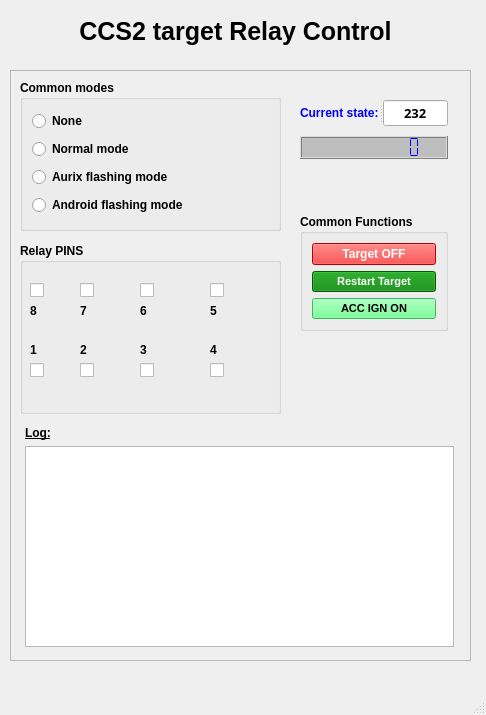
Before: the Qt Designer form relayControl/relay_control.ui in dthieu/Python, drawn with Qt 5.
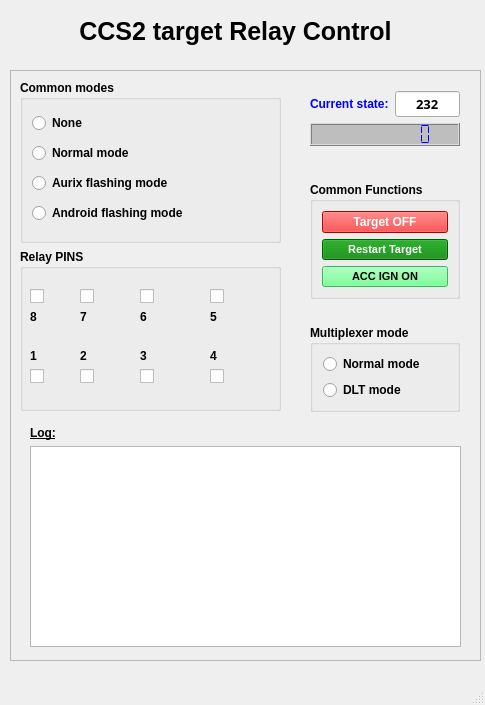
After: the same form once the commit is applied. Icons and pictures are not drawn.

The edit to the form file:
```diff
--- a/relayControl/relay_control.ui
+++ b/relayControl/relay_control.ui
@@ -6,8 +6,8 @@
    <rect>
     <x>0</x>
     <y>0</y>
-    <width>486</width>
-    <height>715</height>
+    <width>485</width>
+    <height>705</height>
    </rect>
   </property>
   <property name="windowTitle">
@@ -46,7 +46,7 @@
      <rect>
       <x>10</x>
       <y>70</y>
-      <width>461</width>
+      <width>471</width>
       <height>591</height>
      </rect>
     </property>
@@ -61,15 +61,64 @@
     <property name="frameShadow">
      <enum>QFrame::Raised</enum>
     </property>
+    <widget class="QWidget" name="layoutWidget">
+     <property name="geometry">
+      <rect>
+       <x>10</x>
+       <y>351</y>
+       <width>451</width>
+       <height>231</height>
+      </rect>
+     </property>
+     <layout class="QVBoxLayout" name="verticalLayout_5">
+      <property name="leftMargin">
+       <number>10</number>
+      </property>
+      <property name="topMargin">
+       <number>5</number>
+      </property>
+      <property name="rightMargin">
+       <number>10</number>
+      </property>
+      <property name="bottomMargin">
+       <number>5</number>
+      </property>
+      <item>
+       <widget class="QLabel" name="label_7">
+        <property name="font">
+         <font>
+          <pointsize>9</pointsize>
+          <weight>75</weight>
+          <bold>true</bold>
+          <underline>true</underline>
+         </font>
+        </property>
+        <property name="text">
+         <string>Log:</string>
+        </property>
+       </widget>
+      </item>
+      <item>
+       <layout class="QHBoxLayout" name="horizontalLayout">
+        <item>
+         <widget class="QPlainTextEdit" name="txtLog"/>
+        </item>
+       </layout>
+      </item>
+     </layout>
+    </widget>
+    <widget class="QWidget" name="">
+     <property name="geometry">
+      <rect>
+       <x>10</x>
+       <y>10</y>
+       <width>261</width>
+       <height>331</height>
+      </rect>
+     </property>
+     <layout class="QVBoxLayout" name="verticalLayout_14">
+      <item>
     <widget class="QGroupBox" name="groupBox">
-     <property name="geometry">
-      <rect>
-       <x>10</x>
-       <y>10</y>
-       <width>261</width>
-       <height>151</height>
-      </rect>
-     </property>
      <property name="font">
       <font>
        <pointsize>9</pointsize>
@@ -111,15 +160,9 @@
       </item>
      </layout>
     </widget>
+      </item>
+      <item>
     <widget class="QGroupBox" name="groupBox_3">
-     <property name="geometry">
-      <rect>
-       <x>10</x>
-       <y>173</y>
-       <width>261</width>
-       <height>171</height>
-      </rect>
-     </property>
      <property name="font">
       <font>
        <pointsize>9</pointsize>
@@ -461,68 +504,19 @@
       </layout>
      </widget>
     </widget>
-    <widget class="QWidget" name="layoutWidget">
-     <property name="geometry">
-      <rect>
-       <x>10</x>
-       <y>351</y>
-       <width>439</width>
-       <height>231</height>
-      </rect>
-     </property>
-     <layout class="QVBoxLayout" name="verticalLayout_5">
-      <property name="leftMargin">
-       <number>5</number>
-      </property>
-      <property name="topMargin">
-       <number>5</number>
-      </property>
-      <property name="rightMargin">
-       <number>5</number>
-      </property>
-      <property name="bottomMargin">
-       <number>5</number>
-      </property>
-      <item>
-       <widget class="QLabel" name="label_7">
-        <property name="font">
-         <font>
-          <pointsize>9</pointsize>
-          <weight>75</weight>
-          <bold>true</bold>
-          <underline>true</underline>
-         </font>
-        </property>
-        <property name="text">
-         <string>Log:</string>
-        </property>
-       </widget>
-      </item>
-      <item>
-       <layout class="QHBoxLayout" name="horizontalLayout">
-        <item>
-         <widget class="QPlainTextEdit" name="txtLog"/>
-        </item>
-       </layout>
       </item>
      </layout>
     </widget>
     <widget class="QWidget" name="">
      <property name="geometry">
       <rect>
-       <x>280</x>
-       <y>20</y>
-       <width>168</width>
-       <height>251</height>
+       <x>290</x>
+       <y>11</y>
+       <width>170</width>
+       <height>331</height>
       </rect>
      </property>
-     <layout class="QVBoxLayout" name="verticalLayout_6" stretch="0,0,0,0">
-      <property name="spacing">
-       <number>10</number>
-      </property>
-      <property name="sizeConstraint">
-       <enum>QLayout::SetDefaultConstraint</enum>
-      </property>
+     <layout class="QVBoxLayout" name="verticalLayout_6">
       <property name="leftMargin">
        <number>10</number>
       </property>
@@ -533,13 +527,11 @@
        <number>10</number>
       </property>
       <property name="bottomMargin">
-       <number>10</number>
+       <number>0</number>
       </property>
       <item>
-       <widget class="QSplitter" name="splitter">
-        <property name="orientation">
-         <enum>Qt::Horizontal</enum>
-        </property>
+       <layout class="QHBoxLayout" name="horizontalLayout_2">
+        <item>
         <widget class="QLabel" name="label_2">
          <property name="font">
           <font>
@@ -555,6 +547,8 @@
           <string>Current state:</string>
          </property>
         </widget>
+        </item>
+        <item>
         <widget class="QLineEdit" name="txtCurrentState">
          <property name="enabled">
           <bool>true</bool>
@@ -580,10 +574,14 @@
           <bool>true</bool>
          </property>
         </widget>
-       </widget>
+        </item>
+       </layout>
       </item>
       <item>
        <widget class="QLCDNumber" name="lcdBinState">
+        <property name="enabled">
+         <bool>true</bool>
+        </property>
         <property name="sizePolicy">
          <sizepolicy hsizetype="Minimum" vsizetype="Minimum">
           <horstretch>0</horstretch>
@@ -636,8 +634,8 @@
         </property>
         <property name="sizeHint" stdset="0">
          <size>
-          <width>20</width>
-          <height>40</height>
+          <width>144</width>
+          <height>30</height>
          </size>
         </property>
        </spacer>
@@ -714,6 +712,55 @@
         </layout>
        </widget>
       </item>
+      <item>
+       <spacer name="verticalSpacer_2">
+        <property name="orientation">
+         <enum>Qt::Vertical</enum>
+        </property>
+        <property name="sizeHint" stdset="0">
+         <size>
+          <width>20</width>
+          <height>10</height>
+         </size>
+        </property>
+       </spacer>
+      </item>
+      <item>
+       <widget class="QGroupBox" name="groupBox_4">
+        <property name="font">
+         <font>
+          <pointsize>9</pointsize>
+          <weight>75</weight>
+          <bold>true</bold>
+         </font>
+        </property>
+        <property name="title">
+         <string>Multiplexer mode</string>
+        </property>
+        <layout class="QVBoxLayout" name="verticalLayout_11">
+         <property name="leftMargin">
+          <number>10</number>
+         </property>
+         <property name="rightMargin">
+          <number>10</number>
+         </property>
+         <item>
+          <widget class="QRadioButton" name="rbMUXNormalMode">
+           <property name="text">
+            <string>Normal mode</string>
+           </property>
+          </widget>
+         </item>
+         <item>
+          <widget class="QRadioButton" name="rbMUXDLTMode">
+           <property name="text">
+            <string>DLT mode</string>
+           </property>
+          </widget>
+         </item>
+        </layout>
+       </widget>
+      </item>
      </layout>
     </widget>
    </widget>
```
Left out of the diff: 8 changed lines with no effect on the pictures. Lines whose indentation alone changed are shown as unchanged.
